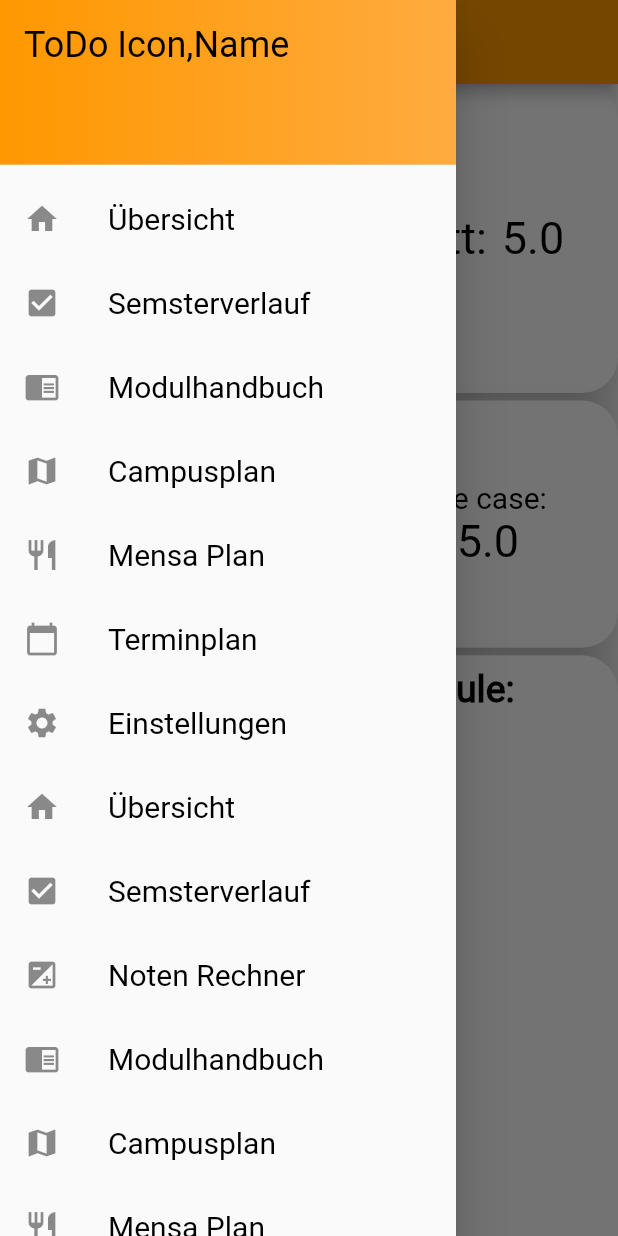
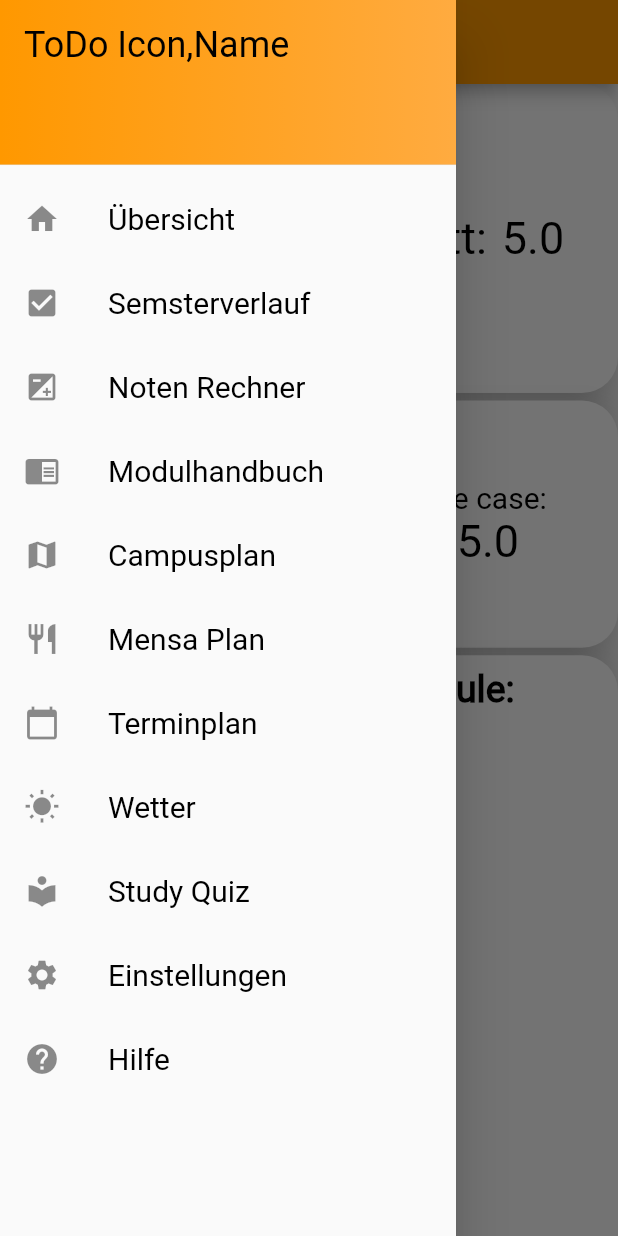
Before and after one commit to AlfredTachi/MyStudyBuddy2020, a Flutter app: the GradesPrognosis screen opened by its route, with the side drawer open, on a phone screen of 412 x 824 dp. Run offline on Flutter 3.47's test engine with Material 2 defaults, Android fonts, the phone set to English and light mode, and no system bars; our stand-ins replace photo_view, webview_flutter; missing offline and left inert: link.

Commit message:
resolved merge conflict problems

```diff
--- a/lib/dashboard/dashboard.dart
+++ b/lib/dashboard/dashboard.dart
@@ -1,7 +1,7 @@
 import 'package:flutter/material.dart';
 import '../dashboard/staggered_view_dashboard/StaggeredView.dart';
 import '../drawer/drawer.dart';
-import 'package:MyStudyBuddy2/dashboard/moduleSelection/module_selection.dart';
+import 'package:MyStudyBuddy2/dashboard/module_Selection/module_selection.dart';
 
 class Dashboard extends StatefulWidget {
   @override
--- a/lib/dashboard/module_selection/module_selection_WPF.dart
+++ b/lib/dashboard/module_selection/module_selection_WPF.dart
@@ -1,4 +1,4 @@
-import 'package:MyStudyBuddy2/dashboard/module_selection/staggered_view_moduleSelection/staggered_view_module_selection_WPF/staggered_view.dart';
+import 'package:MyStudyBuddy2/dashboard/module_selection/staggered_view_module_Selection/staggered_view_module_selection_WPF/staggered_view.dart';
 import 'package:flutter/material.dart';
 
 class ModuleSelectionWPF extends StatefulWidget {
--- a/lib/drawer/drawer.dart
+++ b/lib/drawer/drawer.dart
@@ -24,55 +24,6 @@ class _OwnDrawerState extends State<OwnDrawer> {
                   colors: <Color>[Colors.orange, Colors.orangeAccent]),
             ),
           ),
-        ),
-        ListTile(
-          leading: Icon(Icons.home),
-          title: Text('Übersicht'),
-          onTap: () {
-            Navigator.pushNamed(context, '/');
-          },
-        ),
-        ListTile(
-          leading: Icon(Icons.check_box),
-          title: Text('Semsterverlauf'),
-          onTap: () {
-            Navigator.pushNamed(context, '/semesterverlauf');
-          },
-        ),
-        ListTile(
-          leading: Icon(Icons.chrome_reader_mode),
-          title: Text('Modulhandbuch'),
-          onTap: () {
-            // Navigator.pushNamed(context, '/todo');
-          },
-        ),
-        ListTile(
-          leading: Icon(Icons.map),
-          title: Text('Campusplan'),
-          onTap: () {
-            // Navigator.pushNamed(context, '/todo');
-          },
-        ),
-        ListTile(
-          leading: Icon(Icons.restaurant),
-          title: Text('Mensa Plan'),
-          onTap: () {
-            // Navigator.pushNamed(context, '/todo');
-          },
-        ),
-        ListTile(
-          leading: Icon(Icons.calendar_today),
-          title: Text('Terminplan'),
-          onTap: () {
-            // Navigator.pushNamed(context, '/todo');
-          },
-        ),
-        ListTile(
-          leading: Icon(Icons.settings),
-          title: Text('Einstellungen'),
-          onTap: () {
-            // Navigator.pushNamed(context, '/todo');
-          },
         ),
         ListTile(
           leading: Icon(Icons.home),
--- a/lib/mensa_plan/mensa_plan.dart
+++ b/lib/mensa_plan/mensa_plan.dart
@@ -2,7 +2,6 @@ import 'dart:async';
 
 import 'package:flutter/material.dart';
 import 'package:flutter/cupertino.dart';
-import 'package:flutter/semantics.dart';
 import 'package:webview_flutter/webview_flutter.dart';
 import 'dart:io';
 
--- a/lib/model/module.dart
+++ b/lib/model/module.dart
@@ -45,7 +45,4 @@ class Module {
         ));
   }
 
-  Widget selectionButton() {
-
-  }
 }
--- a/lib/route_manager/route_manager.dart
+++ b/lib/route_manager/route_manager.dart
@@ -2,7 +2,6 @@ import 'package:MyStudyBuddy2/campus_plan/campus_plan.dart';
 import 'package:MyStudyBuddy2/dashboard/dashboard.dart';
 import 'package:MyStudyBuddy2/planer/planer.dart';
 import 'package:MyStudyBuddy2/study_quiz/quiz_start.dart';
-import 'package:MyStudyBuddy2/study_quiz/study_quiz.dart';
 import 'package:MyStudyBuddy2/studyprogress/studyprogress.dart';
 import 'package:MyStudyBuddy2/grades_prognosis/grades_prognosis.dart';
 import 'package:MyStudyBuddy2/mensa_plan/mensa_plan.dart';
```
Also changed, not shown: pubspec.lock.
